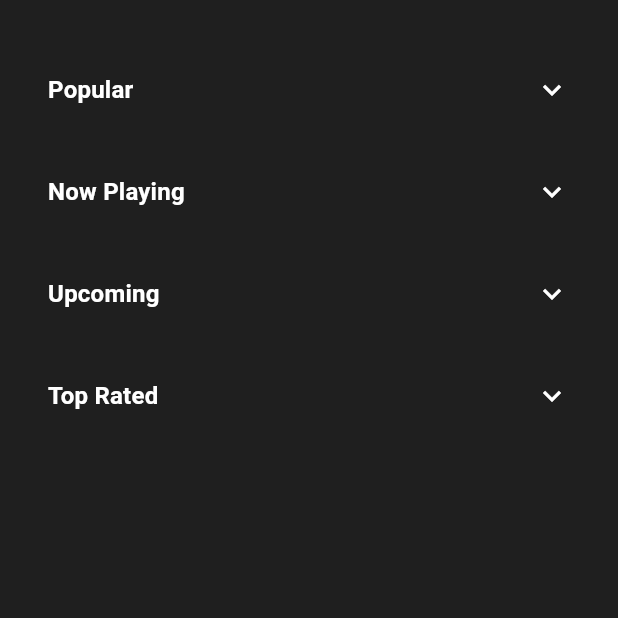
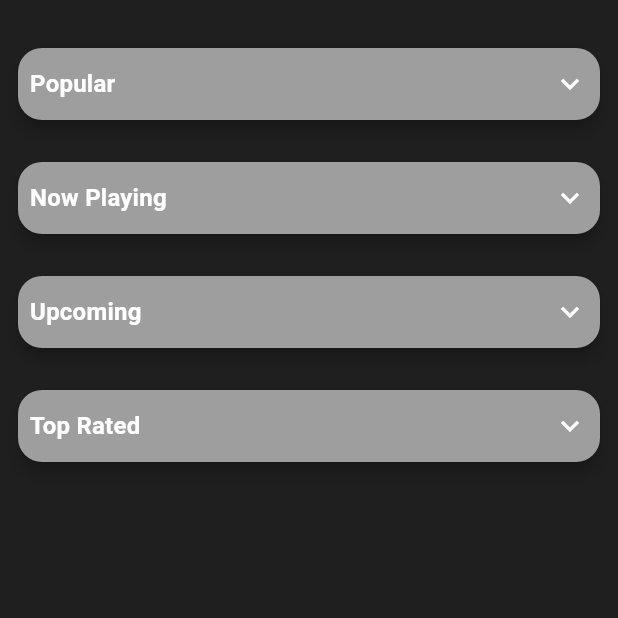
Before and after one commit to Aram-dev/tmdb_flutter_app, a Flutter app: the MoviesScreen screen opened by its route, on a phone screen of 412 x 824 dp, the top half of it. Run offline on Flutter 3.47's test engine with Material 3 defaults, Android fonts, the phone set to English and light mode, and no system bars; our stand-ins replace auto_route, dio, equatable, flutter_bloc, get_it, talker_flutter; missing offline and left inert: talker_bloc_logger, talker_dio_logger; network calls fail; statements that could not run were skipped.

Commit message:
- Movie Card UI corrections

```diff
--- a/lib/features/movies/presentation/screens/movies_screen.dart
+++ b/lib/features/movies/presentation/screens/movies_screen.dart
@@ -59,8 +59,12 @@ class _MoviesScreenState extends State<MoviesScreen> {
           // resizeToAvoidBottomInset: true,
           body: SingleChildScrollView(
             child: Padding(
-              padding: const EdgeInsets.all(16.0),
+              padding: const EdgeInsets.symmetric(
+                vertical: 8.0,
+                horizontal: 8.0,
+              ),
               child: Column(
+                mainAxisSize: MainAxisSize.min,
                 crossAxisAlignment: CrossAxisAlignment.start,
                 children: [
                   // Trending Section
@@ -69,6 +73,7 @@ class _MoviesScreenState extends State<MoviesScreen> {
                     builder: (context, state) {
                       if (state is TrendingMoviesLoaded) {
                         return Column(
+                          mainAxisSize: MainAxisSize.min,
                           crossAxisAlignment: CrossAxisAlignment.start,
                           children: [
                             Row(
@@ -103,7 +108,8 @@ class _MoviesScreenState extends State<MoviesScreen> {
                                       final selectedWindow = index == 0
                                           ? 'day'
                                           : 'week';
-                                      if (selectedWindow == state.currentWindow) {
+                                      if (selectedWindow ==
+                                          state.currentWindow) {
                                         return;
                                       }
                                       _trendingMoviesBloc.add(
@@ -150,25 +156,23 @@ class _MoviesScreenState extends State<MoviesScreen> {
                                       child: child,
                                     ),
                                   ),
-                              child: SizedBox(
-                                key: ValueKey(
-                                  state.trendingMovies.results?.length,
-                                ),
-                                height: 220,
-                                child: ListView.builder(
-                                  scrollDirection: Axis.horizontal,
-                                  itemCount:
-                                      state.trendingMovies.results?.length ?? 0,
-                                  itemBuilder: (context, index) {
-                                    final movie =
-                                        state.trendingMovies.results![index];
-                                    return Padding(
-                                      padding: const EdgeInsets.only(
-                                        right: 12.0,
-                                      ),
-                                      child: MovieCard(movie: movie),
-                                    );
-                                  },
+
+                              child: SingleChildScrollView(
+                                scrollDirection: Axis.horizontal,
+                                child: Row(
+                                  crossAxisAlignment: CrossAxisAlignment.start,
+                                  children: state.trendingMovies.results!
+                                      .map(
+                                        (movie) => Padding(
+                                          padding: const EdgeInsets.only(
+                                            right: 12.0,
+                                          ),
+                                          child: MovieCard(
+                                            movie: movie,
+                                          ), // your MovieCard as you wrote above
+                                        ),
+                                      )
+                                      .toList(),
                                 ),
                               ),
                             ),
--- a/lib/features/movies/presentation/widgets/movies_section.dart
+++ b/lib/features/movies/presentation/widgets/movies_section.dart
@@ -64,23 +64,28 @@ class _MoviesSectionState extends State<MoviesSection>
     final theme = Theme.of(context);
     final colorScheme = theme.colorScheme;
 
-    return Column(
+    return Card(
+      elevation: 4,
+      color: Colors.grey,
+      shape: RoundedRectangleBorder(borderRadius: BorderRadius.circular(16)),
+      child: Column(
+        mainAxisSize: MainAxisSize.min,
         crossAxisAlignment: CrossAxisAlignment.start,
         children: [
           if (widget.title != null)
             Material(
               color: Colors.transparent,
-            borderRadius: BorderRadius.circular(12),
+              // borderRadius: BorderRadius.circular(12),
               child: InkWell(
                 onTap: () => widget.onToggleSection(ToggleSection()),
-              borderRadius: BorderRadius.circular(12),
+                borderRadius: BorderRadius.vertical(top: Radius.circular(14), bottom: Radius.zero),
                 splashColor: Color.alphaBlend(
                   colorScheme.primary.withAlpha(31),
                   colorScheme.surface,
                 ),
                 child: Ink(
                   height: 48,
-                padding: const EdgeInsets.symmetric(horizontal: 16),
+                  padding: const EdgeInsets.symmetric(horizontal: 8),
                   child: Row(
                     children: [
                       Text(
@@ -93,8 +98,11 @@ class _MoviesSectionState extends State<MoviesSection>
                       const Spacer(),
                       AnimatedRotation(
                         turns: widget.isExpanded ? 0.5 : 0.0,
-                      duration: const Duration(milliseconds: 300),
-                      child: const Icon(Icons.expand_more, color: Colors.white),
+                        duration: const Duration(milliseconds: 200),
+                        child: const Icon(
+                          Icons.expand_more,
+                          color: Colors.white,
+                        ),
                       ),
                     ],
                   ),
@@ -104,25 +112,31 @@ class _MoviesSectionState extends State<MoviesSection>
           SizeTransition(
             sizeFactor: _expandAnimation,
             axisAlignment: -1,
-          child: Padding(
-            padding: const EdgeInsets.only(top: 12.0),
-            child: SizedBox(
-              height: 220,
-              child: widget.state is UpcomingMoviesLoading
-                  ? const Center(child: CircularProgressIndicator())
-                  : ListView.separated(
+            child: Column(
+              mainAxisSize: MainAxisSize.min, // <<< THIS IS IMPORTANT
+              crossAxisAlignment: CrossAxisAlignment.start,
+              children: [
+                Padding(
+                  padding: const EdgeInsets.only(top: 6.0),
+                  child:
+                  SingleChildScrollView(
                     scrollDirection: Axis.horizontal,
-                      itemCount: widget.movies.length,
-                      separatorBuilder: (_, _) => const SizedBox(width: 12),
-                      itemBuilder: (context, index) {
-                        final movie = widget.movies[index];
-                        return MovieCard(movie: movie);
-                      },
+                    child: Row(
+                      crossAxisAlignment: CrossAxisAlignment.start,
+                      children: widget.movies
+                          .map((movie) => Padding(
+                        padding: const EdgeInsets.only(right: 12.0),
+                        child: MovieCard(movie: movie),
+                      ))
+                          .toList(),
                     ),
                   ),
+                )
+              ],
             ),
           ),
         ],
+      ),
     );
   }
 }
```
Also changed, not shown: lib/features/home/presentation/screens/home_screen.dart (+19 -12 lines), lib/features/movies/presentation/widgets/expendable_section.dart (deleted, +0 -161 lines), lib/features/movies/presentation/widgets/movie_card.dart (+18 -8 lines). Lines whose indentation alone changed are shown as unchanged.
